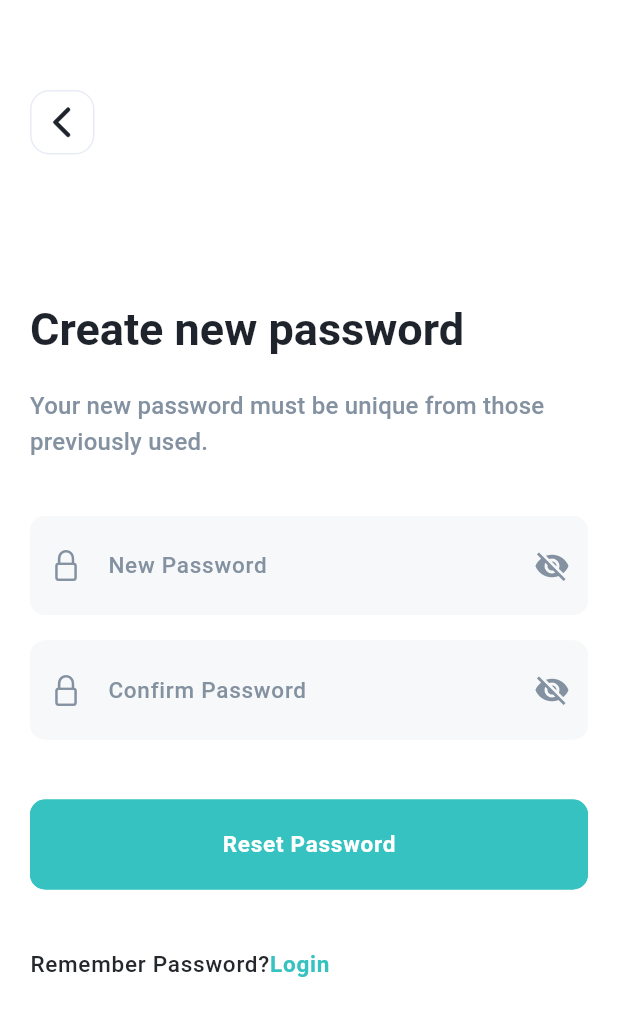
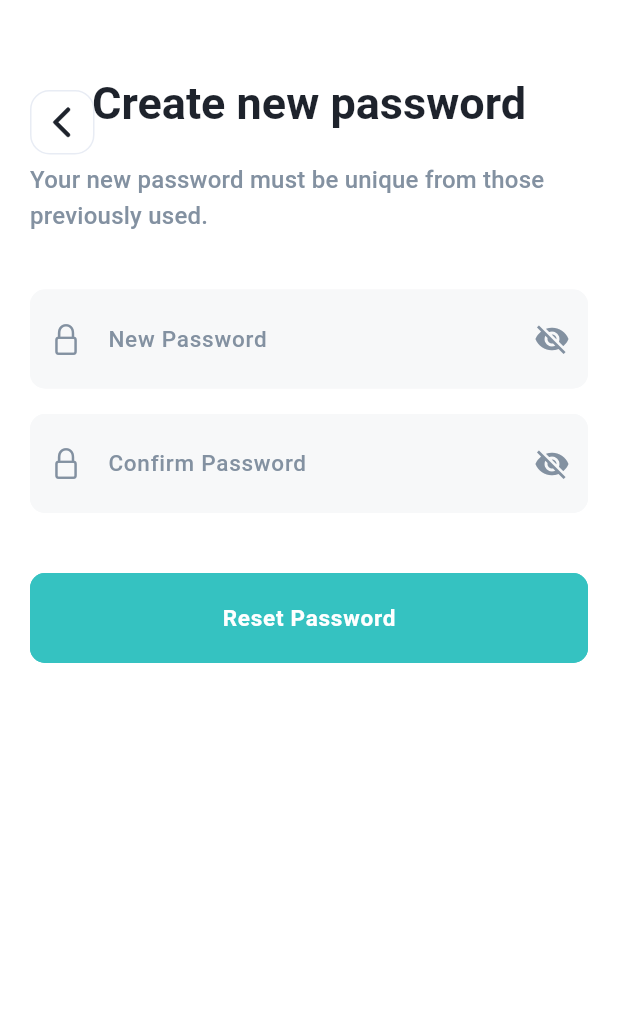
Before and after one commit to alade-01/Login_Register_App_UI, a Flutter app: the NewPasswordScreen screen opened by its route, on a phone screen of 412 x 824 dp. Shown: the top 1016 px of the screen. Run offline on Flutter 3.47's test engine with Material 3 defaults, Android fonts, the phone set to English and light mode, and no system bars; our stand-ins replace flutter_bloc, flutter_svg; Roboto replaces fonts that are missing (Poppins).

Commit message:
clear new password screen

```diff
--- a/lib/windows/new_password_screen.dart
+++ b/lib/windows/new_password_screen.dart
@@ -31,11 +31,14 @@ class _NewPasswordScreenState extends State<NewPasswordScreen> {
   Widget build(BuildContext context) {
     Size size = MediaQuery.of(context).size;
     return Background(
-        child: SingleChildScrollView(
+        child: Padding(
           padding: const EdgeInsets.all(20),
           child: Column(
-            mainAxisAlignment: MainAxisAlignment.start,
-            crossAxisAlignment: CrossAxisAlignment.start,
+            crossAxisAlignment: CrossAxisAlignment.center,
+            children: [
+              Expanded(
+                child: SingleChildScrollView(
+                  child: Column(
                     children: [
                       const SizedBox(height: BUTTON_SEPARATION_SPACE * 3),
                       Text(
@@ -145,30 +148,10 @@ class _NewPasswordScreenState extends State<NewPasswordScreen> {
                         width: size.width,
                       ),
                       const SizedBox(height: BUTTON_SEPARATION_SPACE * 4),
-              RichText(
-                text: TextSpan(
-                  text: 'Remember Password?',
-                  style:  Theme.of(context)
-                      .textTheme
-                      .labelMedium!
-                      .copyWith(
-                      fontSize: 15,
-                      color: Color(0xFF24282C),
-                      fontWeight: FontWeight.w500),
-                  children: <TextSpan>[
-                    TextSpan(
-                        text: 'Login',
-                        style:  Theme.of(context)
-                            .textTheme
-                            .labelMedium!
-                            .copyWith(
-                            fontSize: 15,
-                            color: primaryColor,
-                            fontWeight: FontWeight.w700)
-                    )
                     ],
                   ),
-              )
+                ),
+              ),
             ],
           ),
         ));
```
Lines whose indentation alone changed are shown as unchanged.
